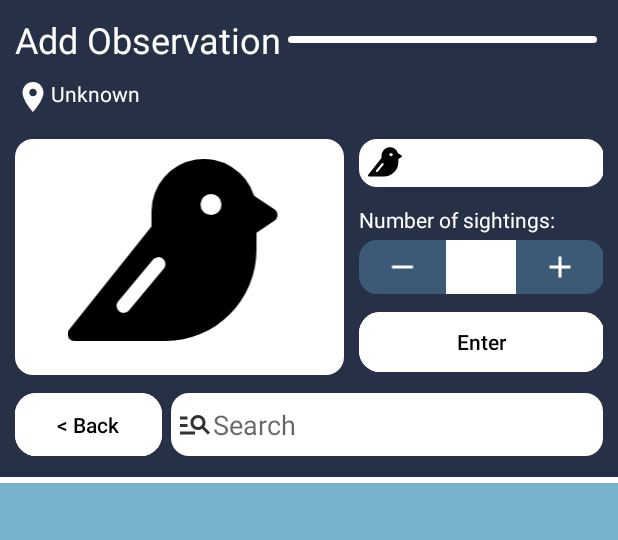
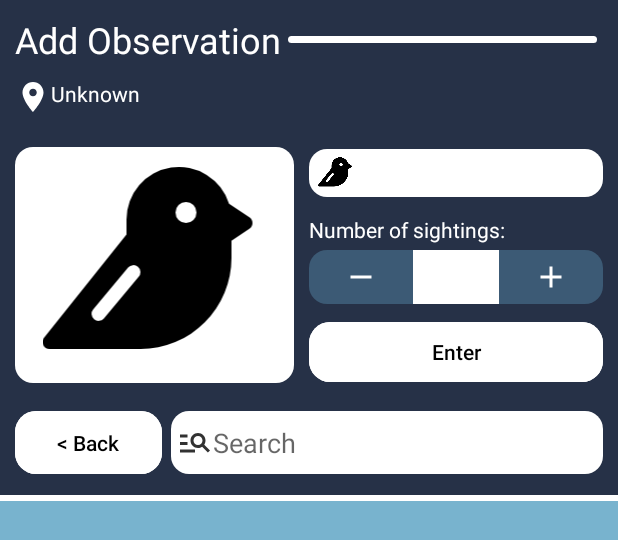
Before and after one commit to jake1970/BirdTrail_OPSC7312, an Android app: the layout fragment_add_observation.xml on its own in the app's theme, with its tools: preview values and no code run, on a phone screen of 412 x 824 dp. Shown: the top 540 px of the screen. Run offline under Robolectric (Android 15) with nearby library versions, the phone set to English and light mode, and no system bars; network calls fail.

Commit message:
add observation bird name update

```diff
--- a/app/src/main/res/layout/fragment_add_observation.xml
+++ b/app/src/main/res/layout/fragment_add_observation.xml
@@ -61,23 +61,24 @@
             android:textSize="14dp" />
 
         <LinearLayout
+            android:id="@+id/llDisplayMain"
             android:layout_width="match_parent"
-            android:layout_height="wrap_content"
-            android:layout_marginTop="6dp"
+            android:layout_height="170dp"
             android:layout_below="@id/tvCurrentLocation"
-            android:id="@+id/llDisplayMain"
             android:layout_marginHorizontal="10dp"
+            android:layout_marginTop="5dp"
             android:orientation="horizontal">
 
 
             <RelativeLayout
                 android:layout_width="match_parent"
                 android:layout_height="157dp"
+                android:layout_gravity="center"
+                android:layout_marginRight="10dp"
+                android:layout_weight="1"
                 android:background="@drawable/palette_full_12"
-                android:layout_marginRight="10dp"
-                android:padding="4dp"
-                android:layout_weight="1"
-                >
+                android:padding="4dp">
+
                 <com.google.android.material.imageview.ShapeableImageView
                     android:id="@+id/imgBirdImageExpanded"
                     android:layout_width="match_parent"
@@ -100,8 +101,9 @@
 
             <LinearLayout
                 android:layout_width="match_parent"
-                android:layout_height="match_parent"
-                android:layout_weight="1.4"
+                android:layout_height="wrap_content"
+                android:layout_gravity="center"
+                android:layout_weight="1"
                 android:orientation="vertical">
 
 
@@ -109,23 +111,21 @@
                     android:id="@+id/tvSpeciesName"
                     android:layout_width="match_parent"
                     android:layout_height="wrap_content"
+                    android:background="@drawable/palette_full_12"
+                    android:backgroundTint="@color/white"
                     android:drawableLeft="@drawable/imgbird"
-                    android:backgroundTint="@color/white"
+                    android:paddingHorizontal="6dp"
                     android:paddingVertical="4dp"
-                    android:paddingHorizontal="6dp"
-                    android:textColor="@color/black"
-                    android:background="@drawable/palette_full_12"
                     android:text=""
-                    />
+                    android:textColor="@color/black" />
 
                 <TextView
                     android:id="@+id/tvSightingsHeader"
-                android:layout_marginTop="12dp"
                     android:layout_width="match_parent"
                     android:layout_height="wrap_content"
-                android:textColor="@color/white"
+                    android:layout_marginTop="12dp"
                     android:text="@string/numberOfSightingsText"
-                />
+                    android:textColor="@color/white" />
 
                 <LinearLayout
                     android:layout_width="match_parent"
@@ -140,9 +140,9 @@
                         android:layout_width="wrap_content"
                         android:layout_height="match_parent"
                         android:layout_weight="1"
-                        android:paddingVertical="6dp"
                         android:background="@drawable/palette_half_12"
                         android:backgroundTint="@color/medium_blue"
+                        android:paddingVertical="6dp"
                         android:src="@drawable/imgminus"
                         app:tint="@color/white" />
 
@@ -152,11 +152,11 @@
                         android:layout_width="wrap_content"
                         android:layout_height="match_parent"
                         android:layout_weight="1"
+                        android:background="@color/white"
                         android:padding="6dp"
+                        android:text=""
                         android:textAlignment="center"
-                        android:background="@color/white"
-                        android:textColor="@color/black"
-                        android:text="" />
+                        android:textColor="@color/black" />
 
 
                     <ImageView
@@ -164,37 +164,33 @@
                         android:layout_width="wrap_content"
                         android:layout_height="match_parent"
                         android:layout_weight="1"
-                        android:paddingVertical="6dp"
                         android:background="@drawable/palette_half_12"
                         android:backgroundTint="@color/medium_blue"
+                        android:paddingVertical="6dp"
+                        android:rotation="180"
                         android:src="@drawable/imgplus"
-                        android:rotation="180"
                         app:tint="@color/white" />
-
-
 
 
                 </LinearLayout>
 
                 <com.google.android.material.button.MaterialButton
                     android:id="@+id/btnEnter"
-                    android:layout_centerHorizontal="true"
                     android:layout_width="match_parent"
                     android:layout_height="wrap_content"
+                    android:layout_centerHorizontal="true"
                     android:layout_marginTop="4dp"
-                    app:cornerRadius="14dp"
+                    android:backgroundTint="@color/white"
                     android:insetTop="8dp"
                     android:insetBottom="0dp"
+                    android:letterSpacing="0"
+                    android:stateListAnimator="@null"
                     android:text="@string/enterText"
+                    android:textAllCaps="false"
                     android:textColor="@color/black"
-                    android:backgroundTint="@color/white"
-                    android:stateListAnimator="@null"
-                    android:letterSpacing="0"
-                    android:textAllCaps="false"
-                    />
+                    app:cornerRadius="14dp" />
 
             </LinearLayout>
-
 
 
         </LinearLayout>
```
Lines whose indentation alone changed are shown as unchanged.
